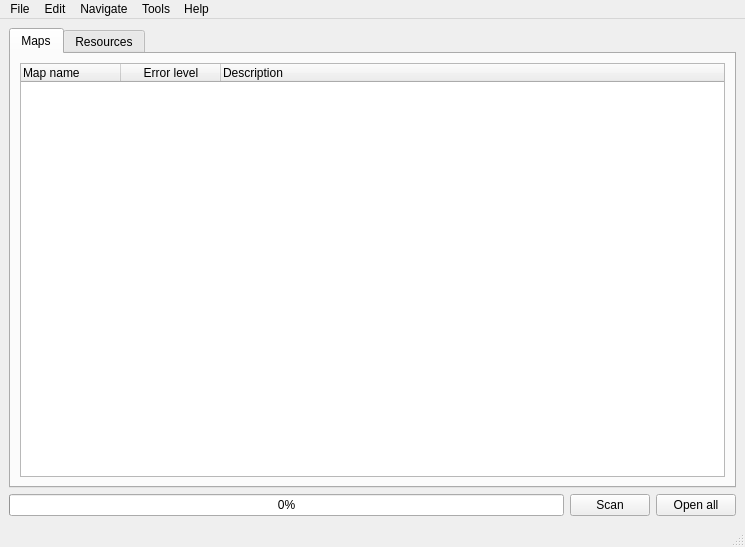
First picture: the form in tools/map-checker-qt/ui/ui_window_main.ui, repository atrinik/atrinik, before the edit.
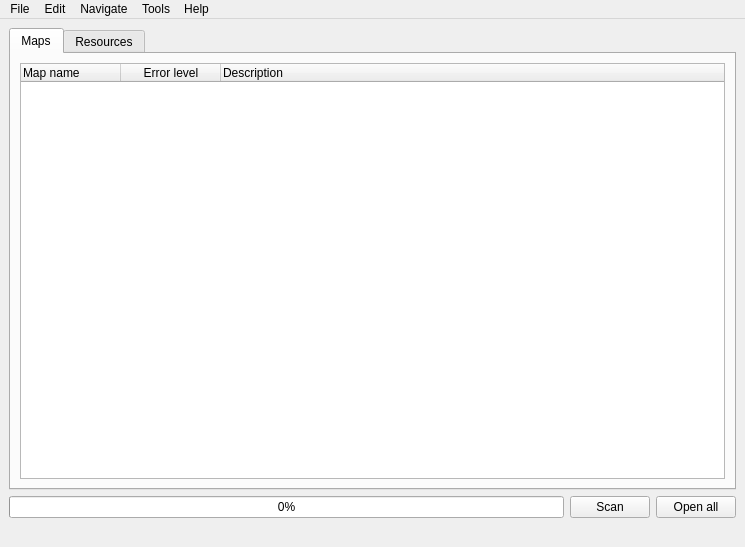
Second picture: the form after the edit.

Commit message: Map checker: always show scan status, instead of only when hovering over the progress bar.

What changed in the file:
```diff
--- a/tools/map-checker-qt/ui/ui_window_main.ui
+++ b/tools/map-checker-qt/ui/ui_window_main.ui
@@ -17,23 +17,23 @@
    <layout class="QGridLayout" name="gridLayout">
     <item row="1" column="1">
      <layout class="QGridLayout" name="gridLayout_2">
-      <item row="1" column="1">
-       <widget class="QPushButton" name="buttonScan">
-        <property name="styleSheet">
-         <string notr="true"/>
-        </property>
-        <property name="text">
-         <string>Scan</string>
-        </property>
-       </widget>
-      </item>
-      <item row="1" column="2">
+      <item row="2" column="2">
        <widget class="QPushButton" name="buttonOpen_all">
         <property name="text">
          <string>Open all</string>
         </property>
        </widget>
       </item>
+      <item row="2" column="1">
+       <widget class="QPushButton" name="buttonScan">
+        <property name="styleSheet">
+         <string notr="true"/>
+        </property>
+        <property name="text">
+         <string>Scan</string>
+        </property>
+       </widget>
+      </item>
       <item row="0" column="0">
        <spacer name="horizontalSpacer">
         <property name="orientation">
@@ -47,7 +47,7 @@
         </property>
        </spacer>
       </item>
-      <item row="1" column="0">
+      <item row="2" column="0">
        <widget class="QProgressBar" name="progressBar">
         <property name="statusTip">
          <string/>
@@ -163,6 +163,13 @@
       </widget>
      </widget>
     </item>
+    <item row="2" column="1">
+     <widget class="QLabel" name="statusLabel">
+      <property name="text">
+       <string/>
+      </property>
+     </widget>
+    </item>
    </layout>
   </widget>
   <widget class="QMenuBar" name="menubar">
@@ -219,7 +226,6 @@
    <addaction name="menuTools"/>
    <addaction name="menuHelp"/>
   </widget>
-  <widget class="QStatusBar" name="statusbar"/>
   <action name="actionAbout">
    <property name="text">
     <string>About</string>
```
The commit also changes 2 other files.
